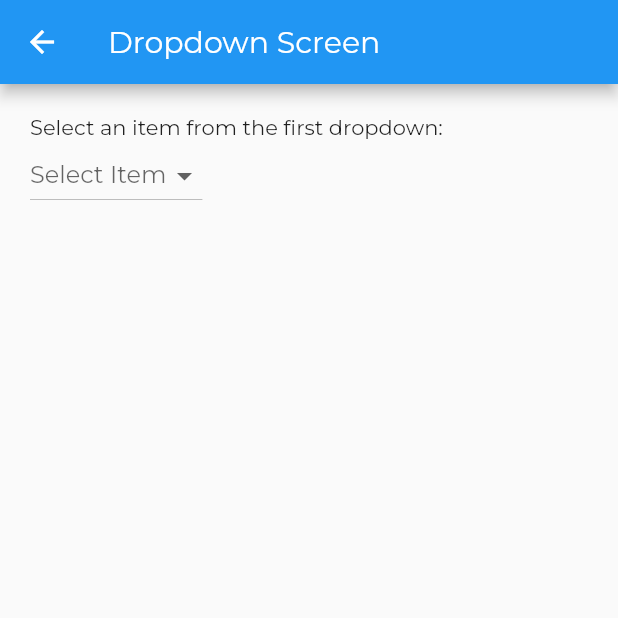
After one commit to MosabShabat/chat_app, a Flutter app: the DropdownScreen screen opened directly, on a phone screen of 412 x 824 dp, the top half of it. The commit adds this screen. Run offline on Flutter 3.47's test engine with Material 2 defaults, Android fonts, the phone set to English and light mode, and no system bars; our stand-ins replace cloud_firestore, firebase_auth, firebase_core, firebase_storage, get, get_storage and 4 more; accounts and stored records are empty.

Commit message:
some updates

```diff
--- a/lib/main.dart
+++ b/lib/main.dart
@@ -1,6 +1,5 @@
 import 'package:chat_app/views/home_screen/home.dart';
 import 'package:chat_app/views/main_screen.dart';
-import 'package:chat_app/views/singin_screen/singin_screen.dart';
 import 'package:firebase_auth/firebase_auth.dart';
 import 'package:firebase_core/firebase_core.dart';
 import 'package:flutter/services.dart';
@@ -53,6 +52,7 @@ class _MyAppState extends State<MyApp> {
 
   // Mosab Shabat.
   // Mosab Shabat.
+  //Mosab
 
   @override
   Widget build(BuildContext context) {
--- /dev/null
+++ b/lib/views/home_screen/test.dart
@@ -0,0 +1,89 @@
+import 'package:flutter/material.dart';
+
+class DropdownScreen extends StatefulWidget {
+  @override
+  _DropdownScreenState createState() => _DropdownScreenState();
+}
+
+class _DropdownScreenState extends State<DropdownScreen> {
+  String? _firstDropdownValue;
+  String? _secondDropdownValue;
+
+  final Map<String, List<String>> _secondDropdownItems = {
+    "Item 1": ["Red", "Green", "Blue"],
+    "Item 2": ["Black", "White"],
+    "Item 3": ["Pink", "Teal", "Yellow", "Purple"],
+    "Item 4": ["Orange", "Gray"],
+    "Item 5": ["Brown", "Turquoise", "Lavender", "Magenta", "Cyan"],
+  };
+
+  @override
+  Widget build(BuildContext context) {
+    return Scaffold(
+      appBar: AppBar(
+        title: Text("Dropdown Screen"),
+      ),
+      body: Container(
+        padding: EdgeInsets.all(20),
+        child: Column(
+          crossAxisAlignment: CrossAxisAlignment.start,
+          children: [
+            Text("Select an item from the first dropdown:"),
+            DropdownButton(
+              hint: Text("Select Item"),
+              value: _firstDropdownValue,
+              items: [
+                DropdownMenuItem<String>(
+                  value: "Item 1",
+                  child: Text("Item 1"),
+                ),
+                DropdownMenuItem<String>(
+                  value: "Item 2",
+                  child: Text("Item 2"),
+                ),
+                DropdownMenuItem<String>(
+                  value: "Item 3",
+                  child: Text("Item 3"),
+                ),
+                DropdownMenuItem<String>(
+                  value: "Item 4",
+                  child: Text("Item 4"),
+                ),
+                DropdownMenuItem<String>(
+                  value: "Item 5",
+                  child: Text("Item 5"),
+                ),
+              ],
+              onChanged: (value) {
+                setState(() {
+                  _firstDropdownValue = value;
+                  _secondDropdownValue = null;
+                });
+              },
+            ),
+            SizedBox(height: 20),
+            if (_firstDropdownValue != null)
+              Text("Select an Color from the second dropdown:"),
+            if (_firstDropdownValue != null)
+              DropdownButton(
+                value: _secondDropdownValue,
+                items: _secondDropdownItems[_firstDropdownValue]!
+                    .map(
+                      (item) => DropdownMenuItem<String>(
+                        value: item,
+                        child: Text(item),
+                      ),
+                    )
+                    .toList(),
+                onChanged: (value) {
+                  setState(() {
+                    _secondDropdownValue = value;
+                  });
+                },
+              ),
+          ],
+        ),
+      ),
+    );
+  }
+}
```
